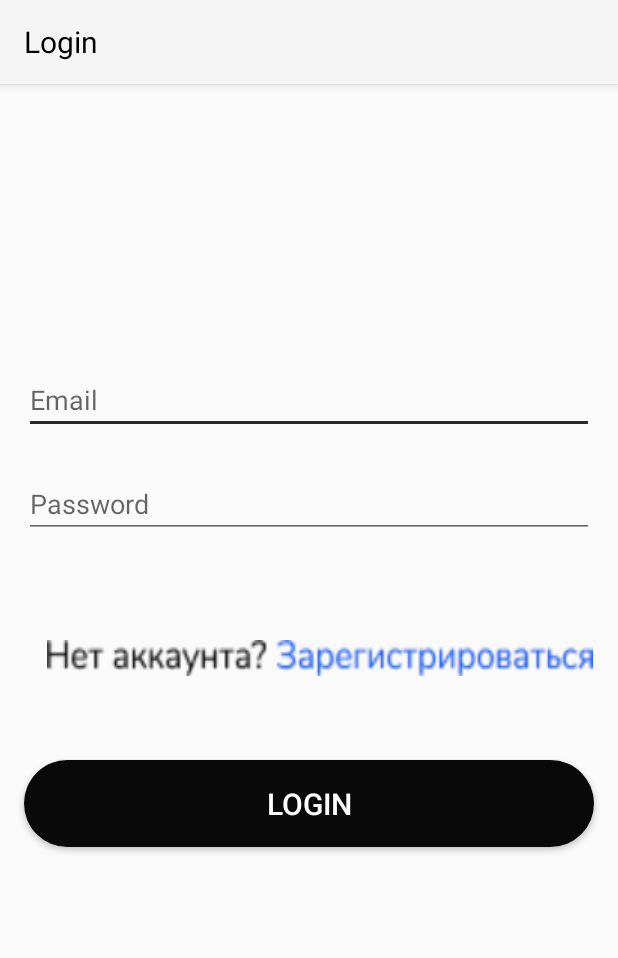
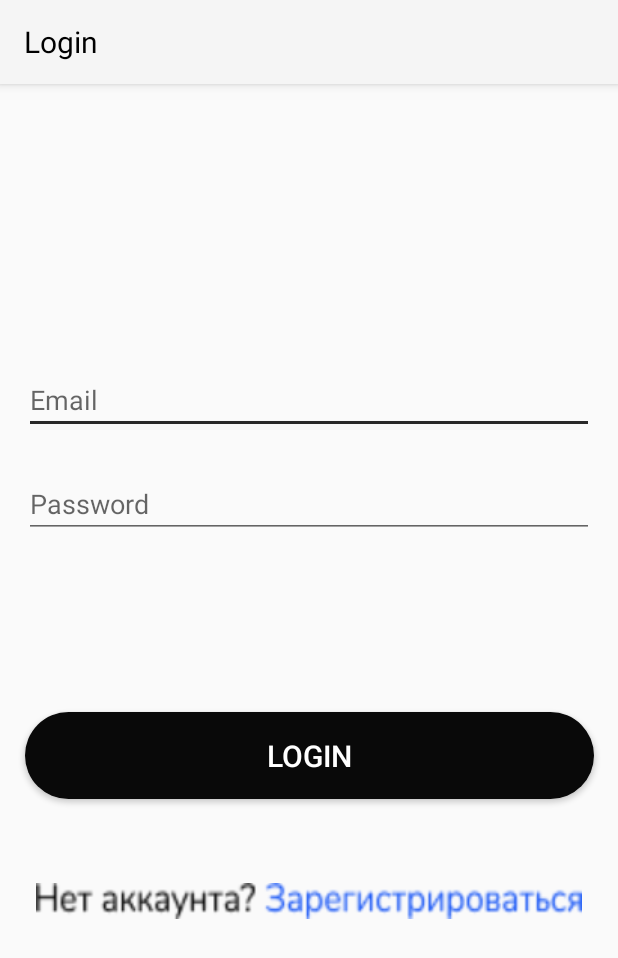
Before and after one commit to tinojunior/NOTFORGOT, an Android app: the layout activity_login.xml on its own in the app's theme, with its tools: preview values and no code run, on a phone screen of 412 x 824 dp. Shown: the top 958 px of the screen. Run offline under Robolectric (Android 15) with nearby library versions, the phone set to English and light mode, and no system bars.

Commit message:
more update

```diff
--- a/app/src/main/res/layout/activity_emptymain.xml
+++ b/app/src/main/res/layout/activity_emptymain.xml
@@ -43,8 +43,8 @@
 
     <com.google.android.material.floatingactionbutton.FloatingActionButton
         android:id="@+id/fab"
-        android:layout_width="61dp"
-        android:layout_height="65dp"
+        android:layout_width="80dp"
+        android:layout_height="91dp"
         android:layout_marginStart="288dp"
         android:layout_marginTop="113dp"
         android:layout_marginEnd="16dp"
--- a/app/src/main/res/layout/activity_login.xml
+++ b/app/src/main/res/layout/activity_login.xml
@@ -2,17 +2,41 @@
 <androidx.constraintlayout.widget.ConstraintLayout xmlns:android="http://schemas.android.com/apk/res/android"
     xmlns:app="http://schemas.android.com/apk/res-auto"
     xmlns:tools="http://schemas.android.com/tools"
+    android:id="@+id/activity_login"
     android:layout_width="match_parent"
     android:layout_height="match_parent"
     android:contextClickable="true"
-    android:id="@+id/activity_login"
     tools:targetApi="m">
 
 
-    <include
-        android:id="@+id/toolbar"
-        layout="@layout/toolbar"
-        />
+    <Button
+        android:id="@+id/buttonLog"
+        android:layout_width="379dp"
+        android:layout_height="wrap_content"
+        android:layout_marginTop="116dp"
+        android:background="@drawable/cutom_button"
+        android:backgroundTint="#090909"
+        android:contextClickable="true"
+        android:padding="15dp"
+        android:text="LOGIN"
+        android:textColor="#FFFFFF"
+        android:textSize="20sp"
+        app:layout_constraintEnd_toEndOf="parent"
+        app:layout_constraintStart_toStartOf="parent"
+        app:layout_constraintTop_toBottomOf="@+id/passwordLog"
+        tools:ignore="HardcodedText"
+        tools:targetApi="m" />
+
+    <Button
+        android:id="@+id/navToRegText"
+        android:layout_width="364dp"
+        android:layout_height="24dp"
+        android:layout_marginTop="56dp"
+
+        android:background="@drawable/refreg"
+        app:layout_constraintEnd_toEndOf="parent"
+        app:layout_constraintStart_toStartOf="parent"
+        app:layout_constraintTop_toBottomOf="@+id/buttonLog" />
 
     <EditText
         android:id="@+id/emailLog"
@@ -31,6 +55,7 @@
         app:layout_constraintVertical_bias="0.313"
         tools:ignore="HardcodedText,TextFields" />
 
+
     <EditText
         android:id="@+id/passwordLog"
         android:layout_width="0dp"
@@ -46,40 +71,8 @@
         app:layout_constraintTop_toBottomOf="@+id/emailLog"
         tools:ignore="HardcodedText,TextFields" />
 
-
-    <Button
-        android:id="@+id/buttonLog"
-        android:layout_width="0dp"
-        android:layout_height="wrap_content"
-        android:layout_marginStart="16dp"
-        android:layout_marginTop="56dp"
-        android:layout_marginEnd="16dp"
-        android:background="@drawable/cutom_button"
-        android:backgroundTint="#090909"
-        android:contextClickable="true"
-        android:padding="15dp"
-        android:text="LOGIN"
-        android:textColor="#FFFFFF"
-        android:textSize="20sp"
-        app:layout_constraintBottom_toBottomOf="parent"
-        app:layout_constraintEnd_toEndOf="parent"
-        app:layout_constraintHorizontal_bias="0.0"
-        app:layout_constraintStart_toStartOf="parent"
-        app:layout_constraintTop_toBottomOf="@+id/navToRegText"
-        app:layout_constraintVertical_bias="0.0"
-        tools:targetApi="m"
-        tools:ignore="HardcodedText" />
-
-    <Button
-        android:id="@+id/navToRegText"
-        android:layout_width="364dp"
-        android:layout_height="24dp"
-        android:layout_marginTop="68dp"
-        android:background="@drawable/refreg"
-
-        app:layout_constraintEnd_toEndOf="parent"
-        app:layout_constraintHorizontal_bias="0.659"
-        app:layout_constraintStart_toStartOf="parent"
-        app:layout_constraintTop_toBottomOf="@+id/passwordLog" />
+    <include
+        android:id="@+id/toolbar"
+        layout="@layout/toolbar" />
 
 </androidx.constraintlayout.widget.ConstraintLayout>
--- a/app/src/main/res/layout/activity_new_task.xml
+++ b/app/src/main/res/layout/activity_new_task.xml
@@ -2,7 +2,8 @@
     xmlns:app="http://schemas.android.com/apk/res-auto"
     xmlns:tools="http://schemas.android.com/tools"
     android:layout_height="match_parent"
-    android:layout_width="wrap_content">
+    android:layout_width="wrap_content"
+    android:id="@+id/activity_new_task">
 
     <EditText
 
--- a/app/src/main/res/layout/activity_registration.xml
+++ b/app/src/main/res/layout/activity_registration.xml
@@ -4,7 +4,10 @@
     xmlns:app="http://schemas.android.com/apk/res-auto"
     xmlns:tools="http://schemas.android.com/tools"
     android:layout_width="match_parent"
-    android:layout_height="match_parent">
+    android:layout_height="match_parent"
+    android:id="@+id/activity_registration"
+    tools:targetApi="m"
+    >
 
 
     <include
```
Also changed, not shown: app/src/main/AndroidManifest.xml (+11 -1 lines), app/src/main/java/com/example/notforgotto_do/AddNewTaskActivity.java (+7 -6 lines), app/src/main/java/com/example/notforgotto_do/LogInActivity.java (+8 -6 lines), app/src/main/java/com/example/notforgotto_do/RegistrationActivity.java (+7 -7 lines).
